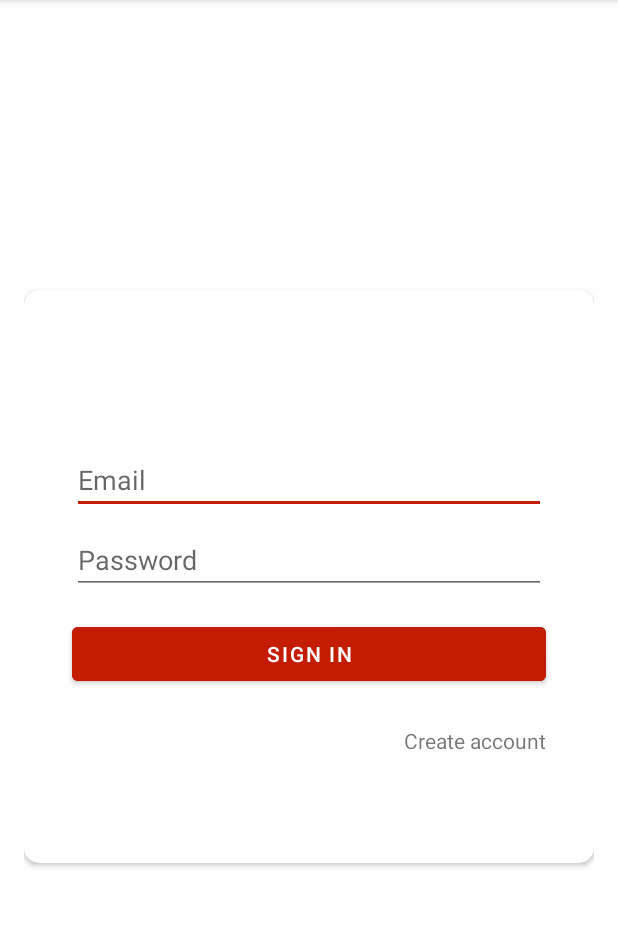
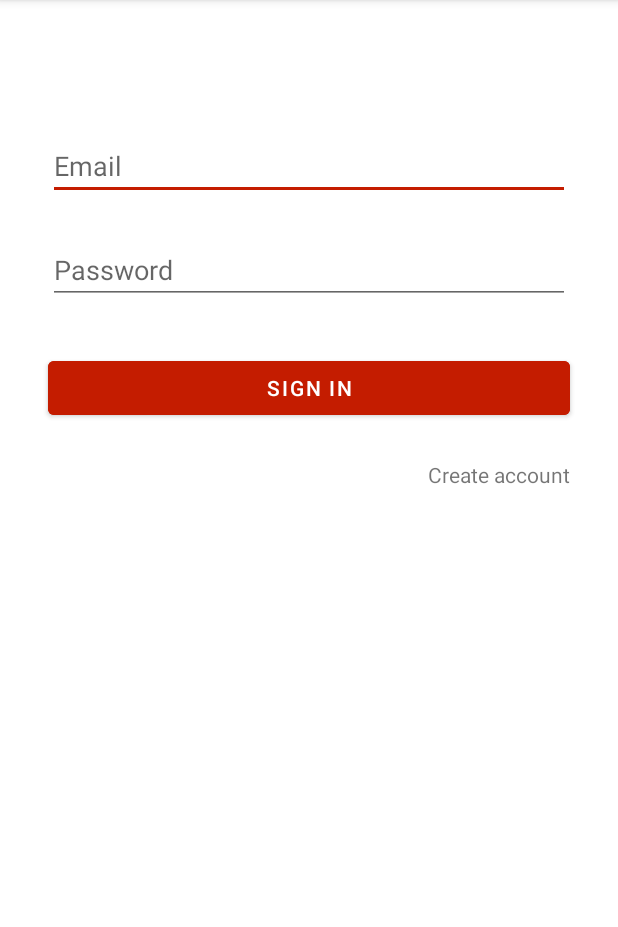
Before and after one commit to jeehmilena/FavoriteMovie, an Android app: the screen it shows after launch (LoginActivity), on a phone screen of 412 x 824 dp, the part 84-1011 px from its top. Run offline under Robolectric (Android 15) with nearby library versions, the phone set to English and light mode, and no system bars; our stand-ins replace Firebase (no records; nobody signed in at launch, a user with empty details on screens opened directly).

Commit message:
Revisão do layout

```diff
--- a/app/src/main/AndroidManifest.xml
+++ b/app/src/main/AndroidManifest.xml
@@ -11,6 +11,7 @@
         android:label="@string/app_name"
         android:roundIcon="@mipmap/ic_movie_round"
         android:supportsRtl="true"
+        android:usesCleartextTraffic="true"
         android:theme="@style/Theme.YourFavoriteMovies">
         <activity android:name=".authentication.view.RegisterActivity"
             android:label="@string/title_activity_register"/>
--- a/app/src/main/java/com/jessica/yourfavoritemovies/favorites/view/FavoritesActivity.kt
+++ b/app/src/main/java/com/jessica/yourfavoritemovies/favorites/view/FavoritesActivity.kt
@@ -6,6 +6,7 @@ import androidx.appcompat.app.AppCompatActivity
 import androidx.lifecycle.Observer
 import androidx.lifecycle.ViewModelProvider
 import androidx.recyclerview.widget.GridLayoutManager
+import androidx.recyclerview.widget.LinearLayoutManager
 import com.google.android.material.snackbar.Snackbar
 import com.jessica.yourfavoritemovies.R
 import com.jessica.yourfavoritemovies.favorites.adapter.FavoriteAdapter
@@ -33,7 +34,7 @@ class FavoritesActivity : AppCompatActivity() {
         supportActionBar?.setDisplayHomeAsUpEnabled(true);
         supportActionBar?.setDisplayShowHomeEnabled(true);
         rv_movies_favorites.adapter = adapter
-        rv_movies_favorites.layoutManager = GridLayoutManager(this, 2)
+        rv_movies_favorites.layoutManager = LinearLayoutManager(this)
         viewModel.getFavorites()
         initViewModel()
     }
--- a/app/src/main/res/layout/activity_login.xml
+++ b/app/src/main/res/layout/activity_login.xml
@@ -11,70 +11,60 @@
     android:paddingBottom="@dimen/activity_vertical_margin"
     tools:context=".authentication.view.LoginActivity">
 
-    <androidx.cardview.widget.CardView
-        android:id="@+id/cv_login"
-        android:layout_width="match_parent"
-        android:layout_height="wrap_content"
-        app:cardCornerRadius="10dp"
-        app:layout_constraintBottom_toBottomOf="parent"
-        app:layout_constraintEnd_toEndOf="parent"
-        app:layout_constraintStart_toStartOf="parent"
-        app:layout_constraintTop_toTopOf="parent">
-
-        <LinearLayout
-            android:layout_width="match_parent"
-            android:layout_height="wrap_content"
-            android:layout_margin="8dp"
-            android:orientation="vertical">
-
     <EditText
         android:id="@+id/etv_email"
         android:layout_width="match_parent"
         android:layout_height="wrap_content"
-                android:layout_marginStart="24dp"
-                android:layout_marginTop="96dp"
-                android:layout_marginEnd="24dp"
+        android:layout_marginStart="@dimen/margin_16"
+        android:layout_marginTop="@dimen/margin_72"
+        android:layout_marginEnd="@dimen/margin_16"
         android:hint="@string/prompt_email"
         android:inputType="textEmailAddress"
-                android:selectAllOnFocus="true" />
+        android:selectAllOnFocus="true"
+        app:layout_constraintEnd_toEndOf="parent"
+        app:layout_constraintStart_toStartOf="parent"
+        app:layout_constraintTop_toTopOf="parent" />
 
     <EditText
         android:id="@+id/etv_password"
         android:layout_width="match_parent"
         android:layout_height="wrap_content"
-                android:layout_marginStart="@dimen/margin_24"
-                android:layout_marginTop="@dimen/margin_8"
-                android:layout_marginEnd="@dimen/margin_24"
+        android:layout_marginStart="@dimen/margin_16"
+        android:layout_marginTop="@dimen/margin_24"
+        android:layout_marginEnd="@dimen/margin_16"
         android:hint="@string/prompt_password"
         android:imeActionLabel="@string/action_sign_in_short"
         android:imeOptions="actionDone"
         android:inputType="textPassword"
-                android:selectAllOnFocus="true" />
+        android:selectAllOnFocus="true"
+        app:layout_constraintEnd_toEndOf="parent"
+        app:layout_constraintStart_toStartOf="parent"
+        app:layout_constraintTop_toBottomOf="@+id/etv_email" />
 
     <Button
         android:id="@+id/bt_login"
         android:layout_width="match_parent"
         android:layout_height="wrap_content"
         android:layout_gravity="start"
-                android:layout_marginStart="@dimen/margin_24"
-                android:layout_marginTop="@dimen/margin_16"
-                android:layout_marginEnd="@dimen/margin_24"
-                android:layout_marginBottom="@dimen/margin_16"
+        android:layout_marginStart="@dimen/margin_16"
+        android:layout_marginTop="@dimen/margin_32"
+        android:layout_marginEnd="@dimen/margin_16"
         android:backgroundTint="@color/oragne_c41c00"
-                android:text="@string/action_sign_in_short" />
+        android:text="@string/action_sign_in_short"
+        app:layout_constraintEnd_toEndOf="parent"
+        app:layout_constraintStart_toStartOf="parent"
+        app:layout_constraintTop_toBottomOf="@+id/etv_password" />
 
     <TextView
         android:id="@+id/tv_login_register"
         android:layout_width="wrap_content"
         android:layout_height="wrap_content"
+        android:layout_gravity="right"
+        android:layout_marginTop="@dimen/margin_24"
+        android:layout_marginEnd="@dimen/margin_16"
         android:text="@string/create_account"
-                android:layout_gravity="right"
-                android:layout_marginStart="@dimen/margin_24"
-                android:layout_marginTop="@dimen/margin_8"
-                android:layout_marginEnd="@dimen/margin_24"
-                android:layout_marginBottom="@dimen/margin_64"/>
-        </LinearLayout>
-    </androidx.cardview.widget.CardView>
+        app:layout_constraintEnd_toEndOf="parent"
+        app:layout_constraintTop_toBottomOf="@+id/bt_login" />
 
     <ProgressBar
         android:id="@+id/pb_login"
```
Lines whose indentation alone changed are shown as unchanged.
